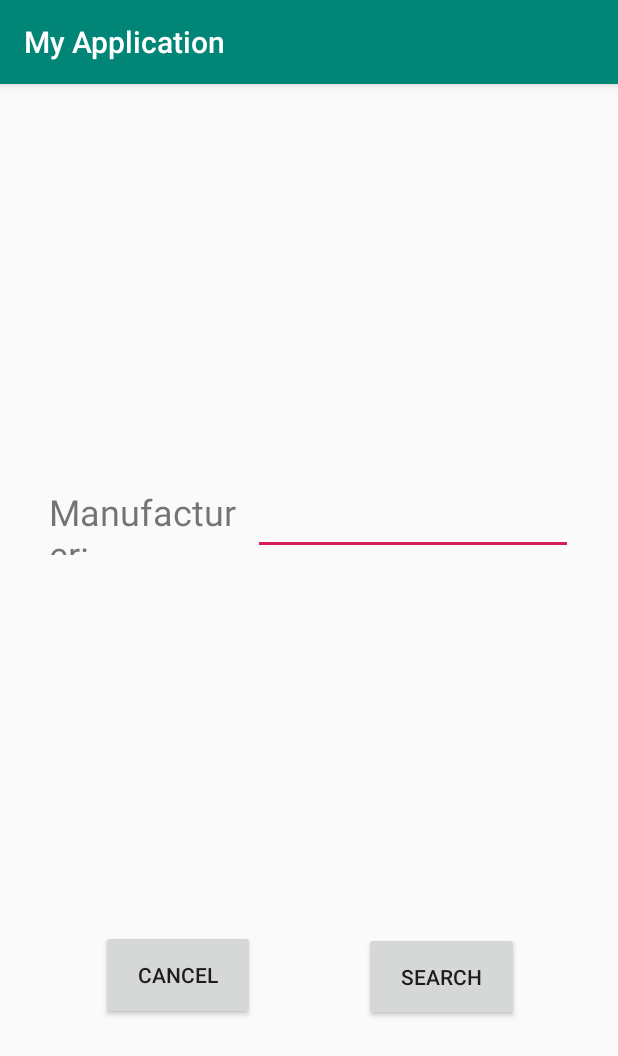
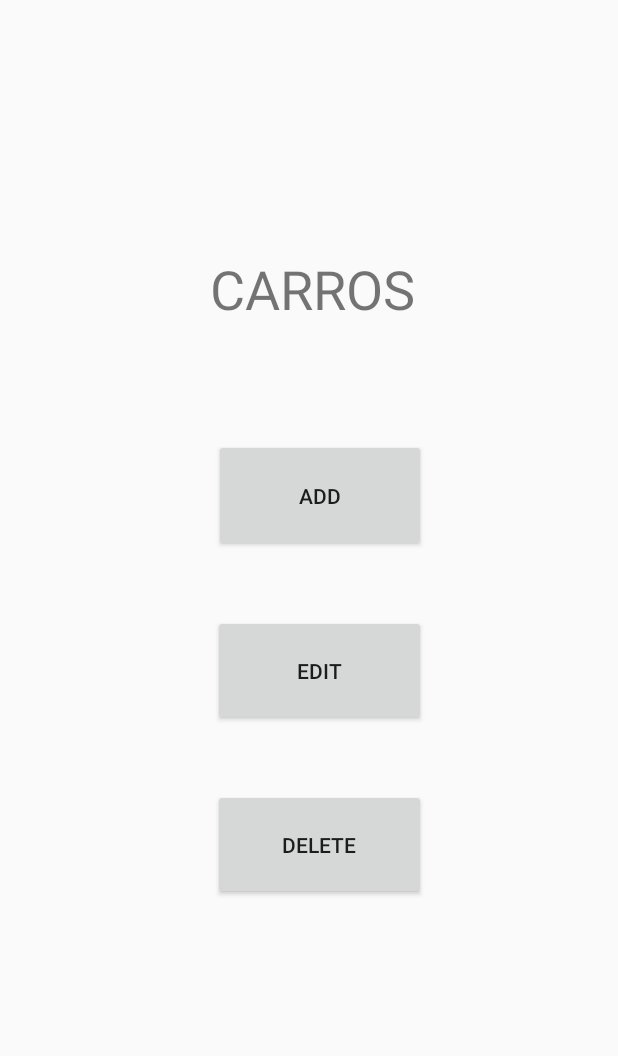
Before and after one commit to simaoclteixeira/MyApplication2, an Android app: the screen it shows after launch (Activity2 before the commit, MenuCarros after it), after a tap on "CARROS", on a phone screen of 412 x 824 dp. Shown: the top 1056 px of the screen. Run offline under Robolectric (Android 15) with nearby library versions, the phone set to English and light mode, and no system bars.

Commit message:
Em processao de criação de novas ativity para os botôes edit e delete

```diff
--- a/app/build.gradle
+++ b/app/build.gradle
@@ -25,4 +25,5 @@ dependencies {
     testImplementation 'junit:junit:4.12'
     androidTestImplementation 'androidx.test:runner:1.1.0-alpha4'
     androidTestImplementation 'androidx.test.espresso:espresso-core:3.1.0-alpha4'
+    implementation 'com.google.android.material:material:1.0.0'
 }
--- a/app/src/main/AndroidManifest.xml
+++ b/app/src/main/AndroidManifest.xml
@@ -9,7 +9,8 @@
         android:roundIcon="@mipmap/ic_launcher_round"
         android:supportsRtl="true"
         android:theme="@style/AppTheme">
-        <activity android:name=".Activity4"></activity>
+        <activity android:name=".MenuCarros"></activity>
+        <activity android:name=".Activity4" />
         <activity android:name=".Activity3" />
         <activity android:name=".Activity2" />
         <activity android:name=".MainActivity">
--- a/app/src/main/java/pt/ipg/myapplication/Activity2.java
+++ b/app/src/main/java/pt/ipg/myapplication/Activity2.java
@@ -29,7 +29,7 @@ public class Activity2 extends AppCompatActivity {
         buttonPesquisar.setOnClickListener(new View.OnClickListener() {
             @Override
             public void onClick(View v) {
-                EditText editTextFabricante = findViewById(R.id.editTextFabricante);
+                EditText editTextFabricante = findViewById(R.id.TextInputLayoutNome);
                 String mensagem = editTextFabricante.getText().toString();
 
                 if (mensagem.trim().length()==0) {
@@ -38,7 +38,7 @@ public class Activity2 extends AppCompatActivity {
                     editTextFabricante.setError(getString(R.string.caracteres_especiais));
                 }else{
                     finish();
-                    Toast.makeText(Activity2.this,"A pesquisar...",Toast.LENGTH_SHORT).show();
+                    Toast.makeText(Activity2.this,"Carro adicionado.",Toast.LENGTH_SHORT).show();
                 }
             }
         });
--- a/app/src/main/java/pt/ipg/myapplication/MainActivity.java
+++ b/app/src/main/java/pt/ipg/myapplication/MainActivity.java
@@ -31,7 +31,7 @@ public class MainActivity extends AppCompatActivity implements View.OnClickListe
     public void onClick(View v) {
         switch (v.getId()){
         case R.id.buttonCarros:
-            openActivity2();
+            openMenuCarros();
             break;
         case R.id.buttonMotas:
             openActivity3();
@@ -42,8 +42,8 @@ public class MainActivity extends AppCompatActivity implements View.OnClickListe
 
 
 
-        public void openActivity2() {
-            Intent intent = new Intent(this, Activity2.class);
+        public void openMenuCarros() {
+            Intent intent = new Intent(this, MenuCarros.class);
             startActivity(intent);
         }
 
--- /dev/null
+++ b/app/src/main/java/pt/ipg/myapplication/MenuCarros.java
@@ -0,0 +1,55 @@
+package pt.ipg.myapplication;
+
+import android.app.Activity;
+import android.content.Intent;
+import android.os.Bundle;
+import android.view.View;
+import android.widget.Button;
+
+public class MenuCarros extends Activity implements View.OnClickListener {
+
+    private Button buttonAdd;
+    private Button buttonEdit;
+    private Button buttonDelete;
+
+    @Override
+    protected void onCreate(Bundle savedInstanceState) {
+        super.onCreate(savedInstanceState);
+        setContentView(R.layout.activity_menu_carros);
+
+        Button button4 = findViewById(R.id.buttonAdd);
+        Button button5 = findViewById(R.id.buttonEdit);
+        Button button6 = findViewById(R.id.buttonDelete);
+
+        button4.setOnClickListener(this);
+        button5.setOnClickListener(this);
+        button6.setOnClickListener(this);
+    }
+
+    @Override
+    public void onClick(View v) {
+        switch (v.getId()) {
+            case R.id.buttonAdd:
+                openActivity2();
+                break;
+            case R.id.buttonEdit:
+                openActivity3();
+                break;
+            case R.id.buttonDelete:
+                ();
+                break;
+        }
+    }
+
+    private void openActivity3() {
+        Intent intent = new Intent(this, Activity2.class);
+        startActivity(intent);
+    }
+
+    public void openActivity2() {
+        Intent intent = new Intent(this, Activity2.class);
+        startActivity(intent);
+    }
+
+
+}
--- a/app/src/main/res/layout/activity_2.xml
+++ b/app/src/main/res/layout/activity_2.xml
@@ -6,31 +6,18 @@
     android:layout_height="match_parent"
     tools:context=".MainActivity">
 
-    <EditText
-        android:id="@+id/editTextFabricante"
-        android:layout_width="wrap_content"
-        android:layout_height="54dp"
+    <TextView
+        android:id="@+id/textView"
+        android:layout_width="280dp"
+        android:layout_height="41dp"
         android:layout_alignParentEnd="true"
         android:layout_alignParentRight="true"
         android:layout_alignParentBottom="true"
-        android:layout_marginEnd="30dp"
-        android:layout_marginRight="30dp"
-        android:layout_marginBottom="454dp"
-        android:ems="10"
-        android:inputType="textPersonName" />
-
-    <TextView
-        android:id="@+id/textView"
-        android:layout_width="131dp"
-        android:layout_height="45dp"
-        android:layout_alignParentEnd="true"
-        android:layout_alignParentRight="true"
-        android:layout_alignParentBottom="true"
-        android:layout_marginEnd="248dp"
-        android:layout_marginRight="248dp"
-        android:layout_marginBottom="454dp"
-        android:text="@string/fabricante"
-        android:textSize="24sp" />
+        android:layout_marginEnd="129dp"
+        android:layout_marginRight="129dp"
+        android:layout_marginBottom="571dp"
+        android:text="@string/fabricante_e_modelo"
+        android:textSize="22sp" />
 
     <Button
         android:id="@+id/buttonPesquisar"
@@ -42,7 +29,7 @@
         android:layout_marginEnd="66dp"
         android:layout_marginRight="66dp"
         android:layout_marginBottom="143dp"
-        android:text="@string/pesquisar" />
+        android:text="@string/save" />
 
     <Button
         android:id="@+id/buttonCancelar"
@@ -60,4 +47,20 @@
         android:layout_marginBottom="144dp"
         android:text="@string/cancelar" />
 
+    <com.google.android.material.textfield.TextInputLayout
+        android:layout_width="match_parent"
+        android:layout_height="wrap_content"
+        android:layout_alignParentEnd="true"
+        android:layout_alignParentRight="true"
+        android:layout_alignParentBottom="true"
+        android:layout_marginEnd="0dp"
+        android:layout_marginRight="0dp"
+        android:layout_marginBottom="527dp">
+
+        <com.google.android.material.textfield.TextInputEditText
+            android:id="@+id/TextInputLayoutNome"
+            android:layout_width="match_parent"
+            android:layout_height="wrap_content" />
+    </com.google.android.material.textfield.TextInputLayout>
+
 </RelativeLayout>
--- /dev/null
+++ b/app/src/main/res/layout/activity_menu_carros.xml
@@ -0,0 +1,53 @@
+<?xml version="1.0" encoding="utf-8"?>
+<androidx.constraintlayout.widget.ConstraintLayout xmlns:android="http://schemas.android.com/apk/res/android"
+    xmlns:app="http://schemas.android.com/apk/res-auto"
+    xmlns:tools="http://schemas.android.com/tools"
+    android:layout_width="match_parent"
+    android:layout_height="match_parent"
+    tools:context=".MenuCarros">
+
+    <Button
+        android:id="@+id/buttonAdd"
+        android:layout_width="141dp"
+        android:layout_height="75dp"
+        android:layout_marginEnd="128dp"
+        android:layout_marginRight="128dp"
+        android:layout_marginBottom="456dp"
+        android:text="@string/add"
+        app:layout_constraintBottom_toBottomOf="parent"
+        app:layout_constraintEnd_toEndOf="parent" />
+
+    <Button
+        android:id="@+id/buttonEdit"
+        android:layout_width="142dp"
+        android:layout_height="74dp"
+        android:layout_marginEnd="128dp"
+        android:layout_marginRight="128dp"
+        android:layout_marginBottom="340dp"
+        android:text="@string/edit"
+        app:layout_constraintBottom_toBottomOf="parent"
+        app:layout_constraintEnd_toEndOf="parent" />
+
+    <Button
+        android:id="@+id/buttonDelete"
+        android:layout_width="142dp"
+        android:layout_height="74dp"
+        android:layout_marginEnd="128dp"
+        android:layout_marginRight="128dp"
+        android:layout_marginBottom="224dp"
+        android:text="@string/delete"
+        app:layout_constraintBottom_toBottomOf="parent"
+        app:layout_constraintEnd_toEndOf="parent" />
+
+    <TextView
+        android:id="@+id/textView2"
+        android:layout_width="144dp"
+        android:layout_height="60dp"
+        android:layout_marginEnd="128dp"
+        android:layout_marginRight="128dp"
+        android:layout_marginBottom="596dp"
+        android:text="@string/carros"
+        android:textSize="36sp"
+        app:layout_constraintBottom_toBottomOf="parent"
+        app:layout_constraintEnd_toEndOf="parent" />
+</androidx.constraintlayout.widget.ConstraintLayout>
--- a/app/src/main/res/values/strings.xml
+++ b/app/src/main/res/values/strings.xml
@@ -4,6 +4,12 @@
     <string name="pesquisar">Search</string>
     <string name="cancelar">Cancel</string>
     <string name="fabricante">Manufacturer:</string>
-    <string name="obrigatorio_escrever">Enter the manufacturer</string>
+    <string name="obrigatorio_escrever">Enter the manufacturer and model</string>
     <string name="caracteres_especiais">Invalid special character</string>
+    <string name="save">Save</string>
+    <string name="fabricante_e_modelo">Manufacturer and model:</string>
+    <string name="add">ADD</string>
+    <string name="edit">EDIT</string>
+    <string name="delete">DELETE</string>
+    <string name="carros">CARROS</string>
 </resources>
```
